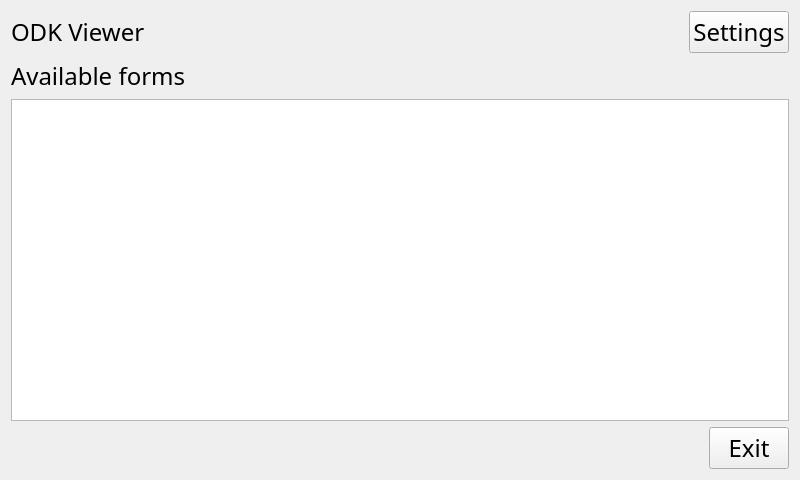
The window that mainwindow.ui (ilri/odkviewer) describes before a commit, drawn with Qt 5.
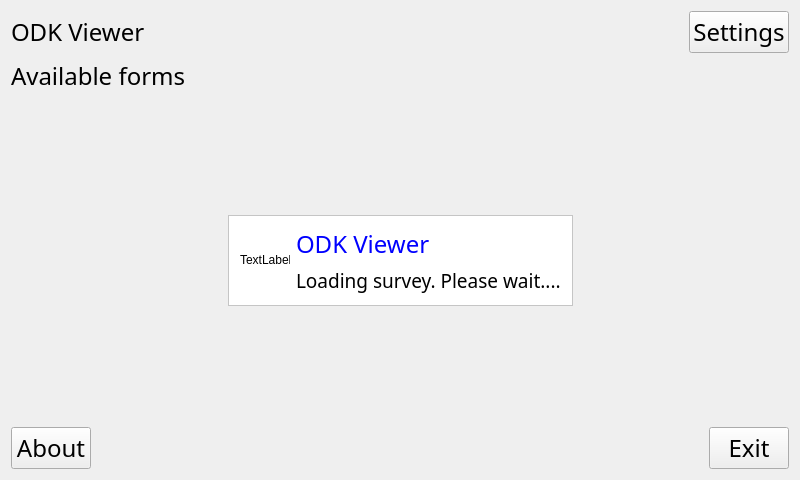
The same window after the commit.

Commit message: Version 1.3. Allow multiple selection of datasets. Waitin screen on survey selection. About form. Many bug fixes

```diff
--- a/mainwindow.ui
+++ b/mainwindow.ui
@@ -13,7 +13,7 @@
   <property name="windowTitle">
    <string>mainWindow</string>
   </property>
-  <layout class="QVBoxLayout" name="verticalLayout_2">
+  <layout class="QVBoxLayout" name="verticalLayout_3">
    <item>
     <layout class="QHBoxLayout" name="horizontalLayout">
      <item>
@@ -73,18 +73,263 @@
       </widget>
      </item>
      <item>
-      <widget class="QTableView" name="tableView">
-       <property name="font">
-        <font>
-         <pointsize>18</pointsize>
-        </font>
+      <widget class="QStackedWidget" name="stackedWidget">
+       <property name="currentIndex">
+        <number>1</number>
        </property>
+       <widget class="QWidget" name="page">
+        <layout class="QVBoxLayout" name="verticalLayout_2">
+         <item>
+          <widget class="QTableView" name="tableView">
+           <property name="font">
+            <font>
+             <pointsize>18</pointsize>
+            </font>
+           </property>
+          </widget>
+         </item>
+        </layout>
+       </widget>
+       <widget class="QWidget" name="page_2">
+        <layout class="QVBoxLayout" name="verticalLayout_5">
+         <item>
+          <spacer name="verticalSpacer">
+           <property name="orientation">
+            <enum>Qt::Vertical</enum>
+           </property>
+           <property name="sizeHint" stdset="0">
+            <size>
+             <width>20</width>
+             <height>40</height>
+            </size>
+           </property>
+          </spacer>
+         </item>
+         <item>
+          <layout class="QHBoxLayout" name="horizontalLayout_4">
+           <item>
+            <spacer name="horizontalSpacer_4">
+             <property name="orientation">
+              <enum>Qt::Horizontal</enum>
+             </property>
+             <property name="sizeHint" stdset="0">
+              <size>
+               <width>40</width>
+               <height>20</height>
+              </size>
+             </property>
+            </spacer>
+           </item>
+           <item>
+            <widget class="QFrame" name="frame">
+             <property name="palette">
+              <palette>
+               <active>
+                <colorrole role="Button">
+                 <brush brushstyle="SolidPattern">
+                  <color alpha="255">
+                   <red>255</red>
+                   <green>255</green>
+                   <blue>255</blue>
+                  </color>
+                 </brush>
+                </colorrole>
+                <colorrole role="Base">
+                 <brush brushstyle="SolidPattern">
+                  <color alpha="255">
+                   <red>255</red>
+                   <green>255</green>
+                   <blue>255</blue>
+                  </color>
+                 </brush>
+                </colorrole>
+                <colorrole role="Window">
+                 <brush brushstyle="SolidPattern">
+                  <color alpha="255">
+                   <red>255</red>
+                   <green>255</green>
+                   <blue>255</blue>
+                  </color>
+                 </brush>
+                </colorrole>
+               </active>
+               <inactive>
+                <colorrole role="Button">
+                 <brush brushstyle="SolidPattern">
+                  <color alpha="255">
+                   <red>255</red>
+                   <green>255</green>
+                   <blue>255</blue>
+                  </color>
+                 </brush>
+                </colorrole>
+                <colorrole role="Base">
+                 <brush brushstyle="SolidPattern">
+                  <color alpha="255">
+                   <red>255</red>
+                   <green>255</green>
+                   <blue>255</blue>
+                  </color>
+                 </brush>
+                </colorrole>
+                <colorrole role="Window">
+                 <brush brushstyle="SolidPattern">
+                  <color alpha="255">
+                   <red>255</red>
+                   <green>255</green>
+                   <blue>255</blue>
+                  </color>
+                 </brush>
+                </colorrole>
+               </inactive>
+               <disabled>
+                <colorrole role="Button">
+                 <brush brushstyle="SolidPattern">
+                  <color alpha="255">
+                   <red>255</red>
+                   <green>255</green>
+                   <blue>255</blue>
+                  </color>
+                 </brush>
+                </colorrole>
+                <colorrole role="Base">
+                 <brush brushstyle="SolidPattern">
+                  <color alpha="255">
+                   <red>255</red>
+                   <green>255</green>
+                   <blue>255</blue>
+                  </color>
+                 </brush>
+                </colorrole>
+                <colorrole role="Window">
+                 <brush brushstyle="SolidPattern">
+                  <color alpha="255">
+                   <red>255</red>
+                   <green>255</green>
+                   <blue>255</blue>
+                  </color>
+                 </brush>
+                </colorrole>
+               </disabled>
+              </palette>
+             </property>
+             <property name="autoFillBackground">
+              <bool>true</bool>
+             </property>
+             <property name="frameShape">
+              <enum>QFrame::StyledPanel</enum>
+             </property>
+             <property name="frameShadow">
+              <enum>QFrame::Raised</enum>
+             </property>
+             <layout class="QHBoxLayout" name="horizontalLayout_3">
+              <item>
+               <widget class="QLabel" name="lblmovie">
+                <property name="sizePolicy">
+                 <sizepolicy hsizetype="Fixed" vsizetype="Fixed">
+                  <horstretch>0</horstretch>
+                  <verstretch>0</verstretch>
+                 </sizepolicy>
+                </property>
+                <property name="minimumSize">
+                 <size>
+                  <width>50</width>
+                  <height>50</height>
+                 </size>
+                </property>
+                <property name="maximumSize">
+                 <size>
+                  <width>50</width>
+                  <height>50</height>
+                 </size>
+                </property>
+                <property name="text">
+                 <string>TextLabel</string>
+                </property>
+               </widget>
+              </item>
+              <item>
+               <layout class="QVBoxLayout" name="verticalLayout_4">
+                <item>
+                 <widget class="QLabel" name="label_3">
+                  <property name="font">
+                   <font>
+                    <family>Droid Sans</family>
+                    <pointsize>18</pointsize>
+                   </font>
+                  </property>
+                  <property name="text">
+                   <string>&lt;html&gt;&lt;head/&gt;&lt;body&gt;&lt;p&gt;&lt;span style=&quot; color:#0000ff;&quot;&gt;ODK Viewer&lt;/span&gt;&lt;/p&gt;&lt;/body&gt;&lt;/html&gt;</string>
+                  </property>
+                 </widget>
+                </item>
+                <item>
+                 <widget class="QLabel" name="label_4">
+                  <property name="font">
+                   <font>
+                    <family>Droid Sans</family>
+                    <pointsize>14</pointsize>
+                   </font>
+                  </property>
+                  <property name="text">
+                   <string>Loading survey. Please wait....</string>
+                  </property>
+                 </widget>
+                </item>
+               </layout>
+              </item>
+             </layout>
+            </widget>
+           </item>
+           <item>
+            <spacer name="horizontalSpacer_3">
+             <property name="orientation">
+              <enum>Qt::Horizontal</enum>
+             </property>
+             <property name="sizeHint" stdset="0">
+              <size>
+               <width>40</width>
+               <height>20</height>
+              </size>
+             </property>
+            </spacer>
+           </item>
+          </layout>
+         </item>
+         <item>
+          <spacer name="verticalSpacer_2">
+           <property name="orientation">
+            <enum>Qt::Vertical</enum>
+           </property>
+           <property name="sizeHint" stdset="0">
+            <size>
+             <width>20</width>
+             <height>40</height>
+            </size>
+           </property>
+          </spacer>
+         </item>
+        </layout>
+       </widget>
       </widget>
      </item>
     </layout>
    </item>
    <item>
     <layout class="QHBoxLayout" name="horizontalLayout_2">
+     <item>
+      <widget class="QPushButton" name="cmdabout">
+       <property name="font">
+        <font>
+         <family>Droid Sans</family>
+         <pointsize>18</pointsize>
+        </font>
+       </property>
+       <property name="text">
+        <string>About</string>
+       </property>
+      </widget>
+     </item>
      <item>
       <spacer name="horizontalSpacer_2">
        <property name="orientation">
```
The commit also changes 47 other files.
